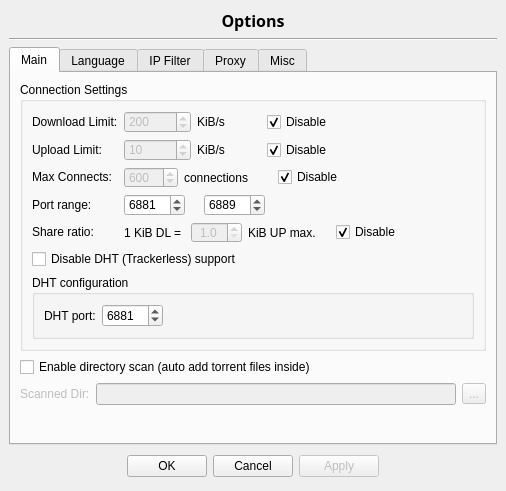
Old version of the form src/options.ui in the repository SysAdminDoc/qBittorrent-Vanced.
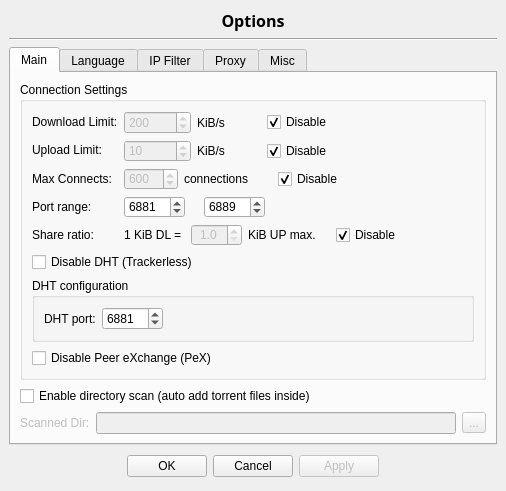
New version of the form.

Commit message: - Fixed an exception with latest libtorrent/asio on startup (filepath check) - Added an option to toggle the Peer eXchange (PeX) state

Diff of the .ui file:
```diff
--- a/src/options.ui
+++ b/src/options.ui
@@ -505,7 +505,7 @@
           <item>
            <widget class="QCheckBox" name="disableDHT" >
             <property name="text" >
-             <string>Disable DHT (Trackerless) support</string>
+             <string>Disable DHT (Trackerless)</string>
             </property>
            </widget>
           </item>
@@ -573,6 +573,13 @@
             </layout>
            </widget>
           </item>
+          <item>
+           <widget class="QCheckBox" name="disablePeX" >
+            <property name="text" >
+             <string>Disable Peer eXchange (PeX)</string>
+            </property>
+           </widget>
+          </item>
          </layout>
         </widget>
        </item>
@@ -633,19 +640,6 @@
          </item>
         </layout>
        </item>
-       <item>
-        <spacer>
-         <property name="orientation" >
-          <enum>Qt::Vertical</enum>
-         </property>
-         <property name="sizeHint" >
-          <size>
-           <width>20</width>
-           <height>40</height>
-          </size>
-         </property>
-        </spacer>
-       </item>
       </layout>
      </widget>
      <widget class="QWidget" name="tab_3" >
```
The commit also changes 4 other files.
